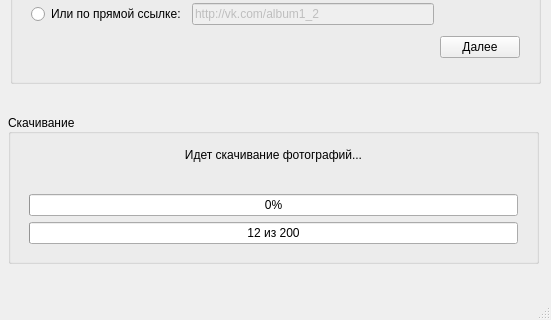
akkez/VkPhotoSaver, file mainwindow.ui: the form before one commit; both pictures show x 0 to 551 and y 236 to 556 of the 551 by 556 pixel window.
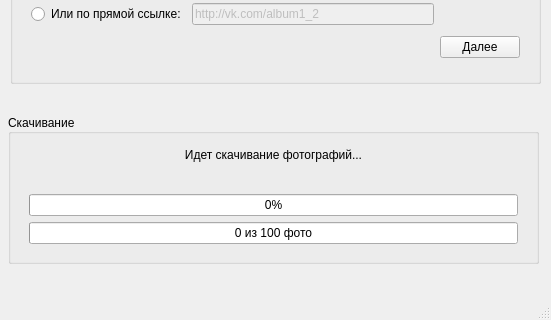
The form after the commit.

Commit message: Photo downloading

Diff of the .ui file:
```diff
--- a/mainwindow.ui
+++ b/mainwindow.ui
@@ -211,7 +211,7 @@
          <number>0</number>
         </property>
         <property name="format">
-         <string>12 из 200</string>
+         <string>%v из %m фото</string>
         </property>
        </widget>
       </item>
```
Left out of the diff: 3 changed lines with no effect on the pictures. The commit also changes 2 other files.
